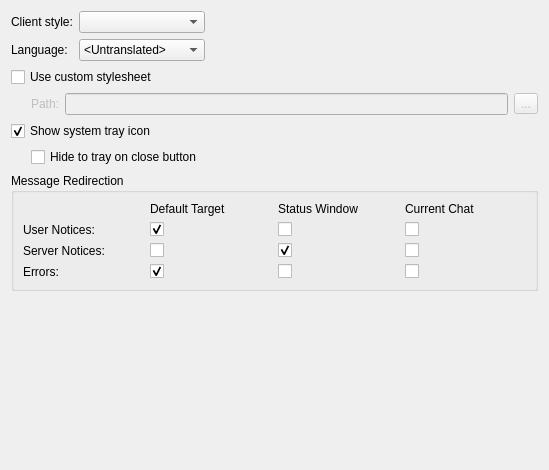
Old version of the form src/qtui/settingspages/appearancesettingspage.ui in the repository quassel/quassel.
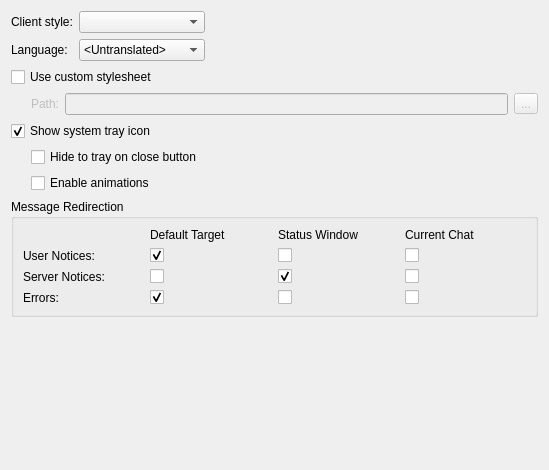
New version of the form.

Commit message:
Make disabling the tray icon animation work again
The setting also moved to the Interface settings page.

Diff of the .ui file:
```diff
--- a/src/qtui/settingspages/appearancesettingspage.ui
+++ b/src/qtui/settingspages/appearancesettingspage.ui
@@ -161,8 +161,8 @@
     </widget>
    </item>
    <item>
-    <layout class="QHBoxLayout" name="horizontalLayout">
-     <item>
+    <layout class="QGridLayout" name="gridLayout_3">
+     <item row="0" column="0">
       <spacer name="horizontalSpacer_2">
        <property name="orientation">
         <enum>Qt::Horizontal</enum>
@@ -178,7 +178,7 @@
        </property>
       </spacer>
      </item>
-     <item>
+     <item row="0" column="1">
       <widget class="QCheckBox" name="minimizeOnClose">
        <property name="text">
         <string>Hide to tray on close button</string>
@@ -191,6 +191,38 @@
        </property>
       </widget>
      </item>
+     <item row="1" column="0">
+      <spacer name="horizontalSpacer_4">
+       <property name="orientation">
+        <enum>Qt::Horizontal</enum>
+       </property>
+       <property name="sizeType">
+        <enum>QSizePolicy::Fixed</enum>
+       </property>
+       <property name="sizeHint" stdset="0">
+        <size>
+         <width>20</width>
+         <height>20</height>
+        </size>
+       </property>
+      </spacer>
+     </item>
+     <item row="1" column="1">
+      <widget class="QCheckBox" name="animateSystrayIcon">
+       <property name="styleSheet">
+        <string notr="true"/>
+       </property>
+       <property name="text">
+        <string>Enable animations</string>
+       </property>
+       <property name="settingsKey" stdset="0">
+        <string notr="true">/Notification/Systray/Animate</string>
+       </property>
+       <property name="defaultValue" stdset="0">
+        <bool>true</bool>
+       </property>
+      </widget>
+     </item>
     </layout>
    </item>
    <item>
```
The commit also changes 6 other files.
